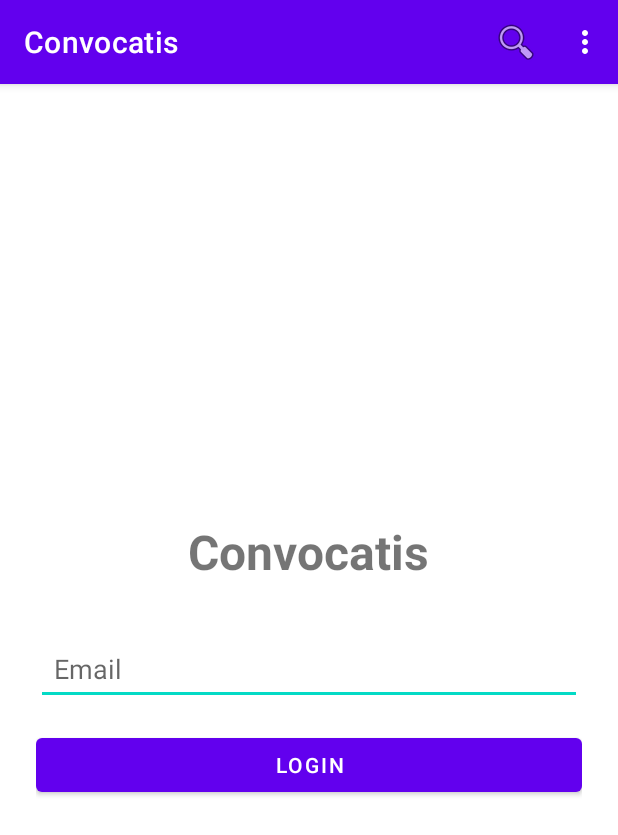
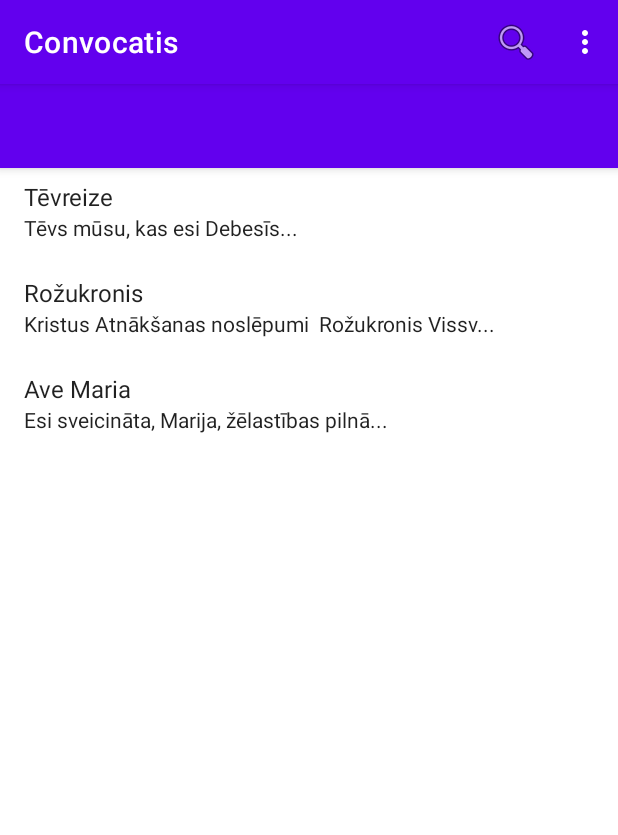
Before and after one commit to aivarszar/Lugsanu-gramata, an Android app: the screen it shows after launch (MainActivity), on a phone screen of 412 x 824 dp. Shown: the top 835 px of the screen. Run offline under Robolectric (Android 15) with nearby library versions, the phone set to English and light mode, and no system bars; our stand-ins replace Room's generated code; 1 statement that could not run was skipped.

Commit message:
Simplify app - remove login, profile, statistics
Major refactoring to focus on offline prayer/text reading:

Removed features:
- Login/authentication (LoginFragment, ProfileFragment)
- User profiles (ProfileEntity)
- Statistics tracking (TextUsageEntity)
- Server sync functionality
- Navigation drawer
- Language/Denomination entities

Updated architecture:
- Simplified MainActivity with toolbar only
- Updated TextEntity for XML import (rid, rawContent, categoryType, categoryCode)
- Updated TextDao with RID-based queries
- Latvian UI strings in strings.xml
- Simple activity layout without drawer

Prepared for:
- XML import with special formatting (|, %, ^, >><<)
- Page-based text reading
- HTML rendering with images and links

🤖 Generated with [Claude Code](https://claude.com/claude-code)

Co-Authored-By: Claude <noreply@anthropic.com>

```diff
--- a/app/src/main/java/com/convocatis/app/ConvocatisApplication.kt
+++ b/app/src/main/java/com/convocatis/app/ConvocatisApplication.kt
@@ -4,9 +4,6 @@ import android.app.Application
 import android.content.Context
 import android.content.SharedPreferences
 import com.convocatis.app.database.AppDatabase
-import com.convocatis.app.database.entity.ProfileEntity
-import com.google.gson.Gson
-import com.google.gson.GsonBuilder
 
 class ConvocatisApplication : Application() {
 
@@ -16,57 +13,15 @@ class ConvocatisApplication : Application() {
     lateinit var preferences: SharedPreferences
         private set
 
-    // Make gson a public property (remove private and getGson() function)
-    val gson: Gson by lazy {
-        GsonBuilder()
-            .setPrettyPrinting()
-            .serializeNulls()
-            .create()
-    }
-
-    private var profileEntity: ProfileEntity? = null
-
     override fun onCreate() {
         super.onCreate()
         instance = this
 
         database = AppDatabase.getDatabase(this)
         preferences = getSharedPreferences("convocatis_prefs", Context.MODE_PRIVATE)
-
-        // Load profile from preferences
-        loadProfile()
-    }
-
-    private fun loadProfile() {
-        val profileJson = preferences.getString(PROFILE_KEY, null)
-        profileEntity = if (profileJson != null) {
-            gson.fromJson(profileJson, ProfileEntity::class.java)
-        } else {
-            ProfileEntity()
-        }
-    }
-
-    fun getProfile(): ProfileEntity {
-        if (profileEntity == null) {
-            loadProfile()
-        }
-        return profileEntity ?: ProfileEntity()
-    }
-
-    fun saveProfile(profile: ProfileEntity) {
-        profileEntity = profile
-        val profileJson = gson.toJson(profile)
-        preferences.edit().putString(PROFILE_KEY, profileJson).apply()
-    }
-
-    fun clearProfile() {
-        profileEntity = ProfileEntity()
-        preferences.edit().remove(PROFILE_KEY).apply()
     }
 
     companion object {
-        private const val PROFILE_KEY = "profile_entity"
-
         @Volatile
         private var instance: ConvocatisApplication? = null
 
--- a/app/src/main/java/com/convocatis/app/MainActivity.kt
+++ b/app/src/main/java/com/convocatis/app/MainActivity.kt
@@ -2,107 +2,52 @@ package com.convocatis.app
 
 import android.os.Bundle
 import android.view.Menu
-import android.view.MenuItem
-import androidx.appcompat.app.ActionBarDrawerToggle
 import androidx.appcompat.app.AppCompatActivity
 import androidx.appcompat.widget.SearchView
-import androidx.core.view.GravityCompat
-import androidx.drawerlayout.widget.DrawerLayout
 import androidx.fragment.app.Fragment
-import com.convocatis.app.ui.fragments.LoginFragment
-import com.convocatis.app.ui.fragments.ProfileFragment
+import com.convocatis.app.database.entity.TextEntity
 import com.convocatis.app.ui.fragments.TextReadingFragment
 import com.convocatis.app.ui.fragments.TextsFragment
-import com.google.android.material.navigation.NavigationView
 
-class MainActivity : AppCompatActivity(), NavigationView.OnNavigationItemSelectedListener {
+class MainActivity : AppCompatActivity() {
 
-    private lateinit var drawerLayout: DrawerLayout
-    private lateinit var navView: NavigationView
-    private lateinit var toggle: ActionBarDrawerToggle
     private var currentFragment: Fragment? = null
-
     var onSearchTermChangedListener: ((String) -> Unit)? = null
 
     override fun onCreate(savedInstanceState: Bundle?) {
         super.onCreate(savedInstanceState)
-        setContentView(R.layout.activity_main_drawer)
+        setContentView(R.layout.activity_main)
 
-        setupNavigationDrawer()
+        setSupportActionBar(findViewById(R.id.toolbar))
+        supportActionBar?.title = getString(R.string.app_name)
 
-        // Check if user is logged in
-        val profile = ConvocatisApplication.getInstance().getProfile()
         if (savedInstanceState == null) {
-            if (profile.email.isNullOrEmpty()) {
-                showLoginFragment()
-            } else {
-                showTextsFragment()
-            }
+            showTextsFragment()
         }
-    }
-
-    private fun setupNavigationDrawer() {
-        drawerLayout = findViewById(R.id.drawer_layout)
-        navView = findViewById(R.id.nav_view)
-        navView.setNavigationItemSelectedListener(this)
-
-        supportActionBar?.setDisplayHomeAsUpEnabled(true)
-        supportActionBar?.setHomeButtonEnabled(true)
-
-        toggle = ActionBarDrawerToggle(
-            this, drawerLayout,
-            R.string.app_name, R.string.app_name
-        )
-        drawerLayout.addDrawerListener(toggle)
-        toggle.syncState()
-    }
-
-    override fun onNavigationItemSelected(item: MenuItem): Boolean {
-        when (item.itemId) {
-            R.id.nav_texts -> showTextsFragment()
-            R.id.nav_profile -> showProfileFragment()
-            R.id.nav_logout -> showLoginFragment(true)
-        }
-        drawerLayout.closeDrawer(GravityCompat.START)
-        return true
     }
 
     private fun showFragment(fragment: Fragment, title: String) {
         currentFragment = fragment
         supportFragmentManager.beginTransaction()
-            .replace(R.id.nav_host_fragment, fragment)
+            .replace(R.id.fragment_container, fragment)
             .commit()
 
         supportActionBar?.title = title
-
-        // Enable/disable drawer based on fragment
-        if (fragment is LoginFragment || fragment is TextReadingFragment) {
-            drawerLayout.setDrawerLockMode(DrawerLayout.LOCK_MODE_LOCKED_CLOSED)
-            supportActionBar?.setDisplayHomeAsUpEnabled(false)
-        } else {
-            drawerLayout.setDrawerLockMode(DrawerLayout.LOCK_MODE_UNLOCKED)
-            supportActionBar?.setDisplayHomeAsUpEnabled(true)
-        }
+        supportActionBar?.setDisplayHomeAsUpEnabled(fragment is TextReadingFragment)
     }
 
     fun showTextsFragment() {
-        showFragment(TextsFragment(), "Texts")
+        showFragment(TextsFragment(), getString(R.string.app_name))
     }
 
-    fun showProfileFragment() {
-        showFragment(ProfileFragment(), "Profile")
-    }
+    fun showTextReadingFragment(textEntity: TextEntity) {
+        val fragment = TextReadingFragment.newInstance(textEntity)
+        supportFragmentManager.beginTransaction()
+            .replace(R.id.fragment_container, fragment)
+            .addToBackStack(null)
+            .commit()
 
-    fun showLoginFragment(doLogout: Boolean = false) {
-        if (doLogout) {
-            ConvocatisApplication.getInstance().clearProfile()
-        }
-        showFragment(LoginFragment(), "Convocatis")
-    }
-
-    fun showTextReadingFragment(textEntity: com.convocatis.app.database.entity.TextEntity) {
-        val fragment = TextReadingFragment.newInstance(textEntity)
-        showFragment(fragment, "Reading")
+        supportActionBar?.setDisplayHomeAsUpEnabled(true)
     }
 
     override fun onCreateOptionsMenu(menu: Menu?): Boolean {
@@ -126,18 +71,8 @@ class MainActivity : AppCompatActivity(), NavigationView.OnNavigationItemSelecte
         return true
     }
 
-    override fun onOptionsItemSelected(item: MenuItem): Boolean {
-        if (toggle.onOptionsItemSelected(item)) {
-            return true
-        }
-        return super.onOptionsItemSelected(item)
-    }
-
-    override fun onBackPressed() {
-        if (drawerLayout.isDrawerOpen(GravityCompat.START)) {
-            drawerLayout.closeDrawer(GravityCompat.START)
-        } else {
-            super.onBackPressed()
-        }
+    override fun onSupportNavigateUp(): Boolean {
+        onBackPressed()
+        return true
     }
 }
--- a/app/src/main/java/com/convocatis/app/database/AppDatabase.kt
+++ b/app/src/main/java/com/convocatis/app/database/AppDatabase.kt
@@ -9,10 +9,7 @@ import com.convocatis.app.database.entity.*
 
 @Database(
     entities = [
-        TextEntity::class,
-        LanguageEntity::class,
-        DenominationEntity::class,
-        TextUsageEntity::class
+        TextEntity::class
     ],
     version = 1,
     exportSchema = false
--- a/app/src/main/java/com/convocatis/app/database/dao/TextDao.kt
+++ b/app/src/main/java/com/convocatis/app/database/dao/TextDao.kt
@@ -9,23 +9,20 @@ interface TextDao {
     @Query("SELECT * FROM texts ORDER BY title ASC")
     fun getAllTexts(): LiveData<List<TextEntity>>
 
-    @Query("SELECT * FROM texts WHERE highlighted = 1 ORDER BY title ASC")
-    fun getHighlightedTexts(): LiveData<List<TextEntity>>
+    @Query("SELECT * FROM texts WHERE rid = :rid")
+    suspend fun getTextByRid(rid: Long): TextEntity?
 
-    @Query("SELECT * FROM texts WHERE id = :id")
-    suspend fun getTextById(id: Long): TextEntity?
+    @Query("SELECT * FROM texts WHERE title LIKE '%' || :searchTerm || '%' OR rawContent LIKE '%' || :searchTerm || '%'")
+    fun searchTexts(searchTerm: String): LiveData<List<TextEntity>>
 
-    @Query("SELECT * FROM texts WHERE title LIKE '%' || :searchTerm || '%' OR text LIKE '%' || :searchTerm || '%'")
-    fun searchTexts(searchTerm: String): LiveData<List<TextEntity>>
+    @Query("SELECT * FROM texts WHERE categoryType = :categoryType ORDER BY title ASC")
+    fun getTextsByCategory(categoryType: Int): LiveData<List<TextEntity>>
 
     @Insert(onConflict = OnConflictStrategy.REPLACE)
     suspend fun insertText(text: TextEntity): Long
 
-    @Update
-    suspend fun updateText(text: TextEntity)
-
-    @Delete
-    suspend fun deleteText(text: TextEntity)
+    @Insert(onConflict = OnConflictStrategy.REPLACE)
+    suspend fun insertAll(texts: List<TextEntity>)
 
     @Query("DELETE FROM texts")
     suspend fun deleteAllTexts()
--- a/app/src/main/java/com/convocatis/app/database/entity/ProfileEntity.kt
+++ /dev/null
@@ -1,31 +0,0 @@
-package com.convocatis.app.database.entity
-
-data class ProfileEntity(
-    var email: String? = null,
-    var name: String? = null,
-    var surname: String? = null,
-    var nick: String? = null,
-    var syncTime: Long? = null,
-    var notificationsEnabled: Boolean = true,
-    var otherDenominationsEnabled: Boolean = false,
-    var uiLangId: Long? = null,
-    var myLanguagesIds: String? = null,
-    var myServerLanguagesIds: String? = null,
-    var denominationId: Long? = null,
-    var themeId: Long? = null,
-    var emailDirty: Boolean = false,
-    var nameSurnameNickDirty: Boolean = false,
-    var syncTimeDirty: Boolean = false,
-    var notificationsEnabledDirty: Boolean = false,
-    var otherDenominationsEnabledDirty: Boolean = false,
-    var uiLangIdDirty: Boolean = false,
-    var denominationIdDirty: Boolean = false,
-    var themeIdDirty: Boolean = false,
-    var loggedIn: Boolean = false,
-    var id: Long? = null,
-    var verified: Int = 0,
-    var hasNews: Int = 0,
-    var invString: String? = null,
-    var authService: Int? = null,
-    var sponsor: Int? = null
-)
--- a/app/src/main/java/com/convocatis/app/ui/fragments/LoginFragment.kt
+++ /dev/null
@@ -1,44 +0,0 @@
-package com.convocatis.app.ui.fragments
-
-import android.os.Bundle
-import android.view.LayoutInflater
-import android.view.View
-import android.view.ViewGroup
-import android.widget.Button
-import android.widget.EditText
-import android.widget.Toast
-import androidx.fragment.app.Fragment
-import com.convocatis.app.ConvocatisApplication
-import com.convocatis.app.MainActivity
-import com.convocatis.app.R
-import com.convocatis.app.database.entity.ProfileEntity
-
-class LoginFragment : Fragment() {
-
-    override fun onCreateView(
-        inflater: LayoutInflater,
-        container: ViewGroup?,
-        savedInstanceState: Bundle?
-    ): View? {
-        val view = inflater.inflate(R.layout.fragment_login, container, false)
-
-        val emailInput = view.findViewById<EditText>(R.id.emailInput)
-        val loginButton = view.findViewById<Button>(R.id.loginButton)
-
-        loginButton.setOnClickListener {
-            val email = emailInput.text.toString()
-            if (email.isNotEmpty()) {
-                // Simple login - just save email
-                val profile = ProfileEntity(email = email, loggedIn = true)
-                ConvocatisApplication.getInstance().saveProfile(profile)
-
-                Toast.makeText(requireContext(), "Logged in successfully", Toast.LENGTH_SHORT).show()
-                (activity as? MainActivity)?.showTextsFragment()
-            } else {
-                Toast.makeText(requireContext(), "Please enter email", Toast.LENGTH_SHORT).show()
-            }
-        }
-
-        return view
-    }
-}
--- a/app/src/main/java/com/convocatis/app/ui/fragments/TextsFragment.kt
+++ b/app/src/main/java/com/convocatis/app/ui/fragments/TextsFragment.kt
@@ -42,25 +42,30 @@ class TextsFragment : Fragment() {
     private fun loadTexts() {
         // TODO: Load from database using ViewModel
         // For now, show sample data
-        val currentTime = System.currentTimeMillis()
         val sampleTexts = listOf(
             TextEntity(
-                title = "Sample Prayer 1",
-                text = "This is a sample prayer text...",
-                createdAt = currentTime,
-                updatedAt = currentTime
+                rid = 1,
+                title = "Tēvreize",
+                rawContent = "Tēvs mūsu, kas esi Debesīs...",
+                categoryType = 1,
+                categoryCode = "1",
+                languageCode = "lv"
             ),
             TextEntity(
-                title = "Sample Prayer 2",
-                text = "Another sample prayer text...",
-                createdAt = currentTime,
-                updatedAt = currentTime
+                rid = 2,
+                title = "Rožukronis",
+                rawContent = ">>Kristus Atnākšanas noslēpumi<<|Rožukronis Vissv...",
+                categoryType = 1,
+                categoryCode = "1",
+                languageCode = "lv"
             ),
             TextEntity(
-                title = "Sample Hymn",
-                text = "A sample hymn text...",
-                createdAt = currentTime,
-                updatedAt = currentTime
+                rid = 3,
+                title = "Ave Maria",
+                rawContent = "Esi sveicināta, Marija, žēlastības pilnā...",
+                categoryType = 1,
+                categoryCode = "1",
+                languageCode = "lv"
             )
         )
         adapter.submitList(sampleTexts)
@@ -95,7 +100,12 @@ class TextsAdapter(private val onItemClick: (TextEntity) -> Unit) :
 
         fun bind(text: TextEntity) {
             titleView.text = text.title
-            subtitleView.text = text.text.take(100) + "..."
+            // Show preview of raw content (without special codes)
+            val preview = text.rawContent
+                .replace(Regex(">>|<<|\\|%?\\d*\\^?"), " ")
+                .trim()
+                .take(100)
+            subtitleView.text = if (preview.length >= 100) "$preview..." else preview
             itemView.setOnClickListener { onItemClick(text) }
         }
     }
--- /dev/null
+++ b/app/src/main/res/layout/activity_main.xml
@@ -0,0 +1,28 @@
+<?xml version="1.0" encoding="utf-8"?>
+<LinearLayout xmlns:android="http://schemas.android.com/apk/res/android"
+    xmlns:app="http://schemas.android.com/apk/res-auto"
+    android:layout_width="match_parent"
+    android:layout_height="match_parent"
+    android:orientation="vertical">
+
+    <com.google.android.material.appbar.AppBarLayout
+        android:layout_width="match_parent"
+        android:layout_height="wrap_content"
+        android:theme="@style/ThemeOverlay.AppCompat.Dark.ActionBar">
+
+        <androidx.appcompat.widget.Toolbar
+            android:id="@+id/toolbar"
+            android:layout_width="match_parent"
+            android:layout_height="?attr/actionBarSize"
+            android:background="?attr/colorPrimary"
+            app:popupTheme="@style/ThemeOverlay.AppCompat.Light" />
+
+    </com.google.android.material.appbar.AppBarLayout>
+
+    <FrameLayout
+        android:id="@+id/fragment_container"
+        android:layout_width="match_parent"
+        android:layout_height="0dp"
+        android:layout_weight="1" />
+
+</LinearLayout>
--- a/app/src/main/res/layout/activity_main_drawer.xml
+++ /dev/null
@@ -1,24 +0,0 @@
-<?xml version="1.0" encoding="utf-8"?>
-<androidx.drawerlayout.widget.DrawerLayout xmlns:android="http://schemas.android.com/apk/res/android"
-    xmlns:app="http://schemas.android.com/apk/res-auto"
-    xmlns:tools="http://schemas.android.com/tools"
-    android:id="@+id/drawer_layout"
-    android:layout_width="match_parent"
-    android:layout_height="match_parent"
-    tools:context=".MainActivity">
-
-    <!-- Main content -->
-    <androidx.fragment.app.FragmentContainerView
-        android:id="@+id/nav_host_fragment"
-        android:layout_width="match_parent"
-        android:layout_height="match_parent" />
-
-    <!-- Navigation drawer -->
-    <com.google.android.material.navigation.NavigationView
-        android:id="@+id/nav_view"
-        android:layout_width="wrap_content"
-        android:layout_height="match_parent"
-        android:layout_gravity="start"
-        app:menu="@menu/drawer_menu" />
-
-</androidx.drawerlayout.widget.DrawerLayout>
--- a/app/src/main/res/layout/fragment_login.xml
+++ /dev/null
@@ -1,32 +0,0 @@
-<?xml version="1.0" encoding="utf-8"?>
-<LinearLayout xmlns:android="http://schemas.android.com/apk/res/android"
-    android:layout_width="match_parent"
-    android:layout_height="match_parent"
-    android:orientation="vertical"
-    android:gravity="center"
-    android:padding="24dp">
-
-    <TextView
-        android:layout_width="wrap_content"
-        android:layout_height="wrap_content"
-        android:text="@string/welcome_title"
-        android:textSize="32sp"
-        android:textStyle="bold"
-        android:paddingBottom="32dp" />
-
-    <EditText
-        android:id="@+id/emailInput"
-        android:layout_width="match_parent"
-        android:layout_height="wrap_content"
-        android:hint="Email"
-        android:inputType="textEmailAddress"
-        android:padding="12dp" />
-
-    <Button
-        android:id="@+id/loginButton"
-        android:layout_width="match_parent"
-        android:layout_height="wrap_content"
-        android:text="Login"
-        android:layout_marginTop="16dp" />
-
-</LinearLayout>
--- a/app/src/main/res/menu/drawer_menu.xml
+++ /dev/null
@@ -1,17 +0,0 @@
-<?xml version="1.0" encoding="utf-8"?>
-<menu xmlns:android="http://schemas.android.com/apk/res/android">
-    <group android:checkableBehavior="single">
-        <item
-            android:id="@+id/nav_texts"
-            android:icon="@android:drawable/ic_menu_sort_by_size"
-            android:title="Texts" />
-        <item
-            android:id="@+id/nav_profile"
-            android:icon="@android:drawable/ic_menu_myplaces"
-            android:title="Profile" />
-        <item
-            android:id="@+id/nav_logout"
-            android:icon="@android:drawable/ic_lock_power_off"
-            android:title="Logout" />
-    </group>
-</menu>
```
Also changed, not shown: app/src/main/java/com/convocatis/app/database/entity/DenominationEntity.kt (deleted, +0 -13 lines), app/src/main/java/com/convocatis/app/database/entity/LanguageEntity.kt (deleted, +0 -14 lines), app/src/main/java/com/convocatis/app/database/entity/TextEntity.kt (+7 -21 lines), app/src/main/java/com/convocatis/app/database/entity/TextUsageEntity.kt (deleted, +0 -13 lines), app/src/main/java/com/convocatis/app/ui/fragments/ProfileFragment.kt (deleted, +0 -27 lines), app/src/main/java/com/convocatis/app/ui/fragments/TextReadingFragment.kt (+12 -3 lines), app/src/main/res/layout/fragment_profile.xml (deleted, +0 -21 lines), app/src/main/res/values/strings.xml (+15 -1 lines).
